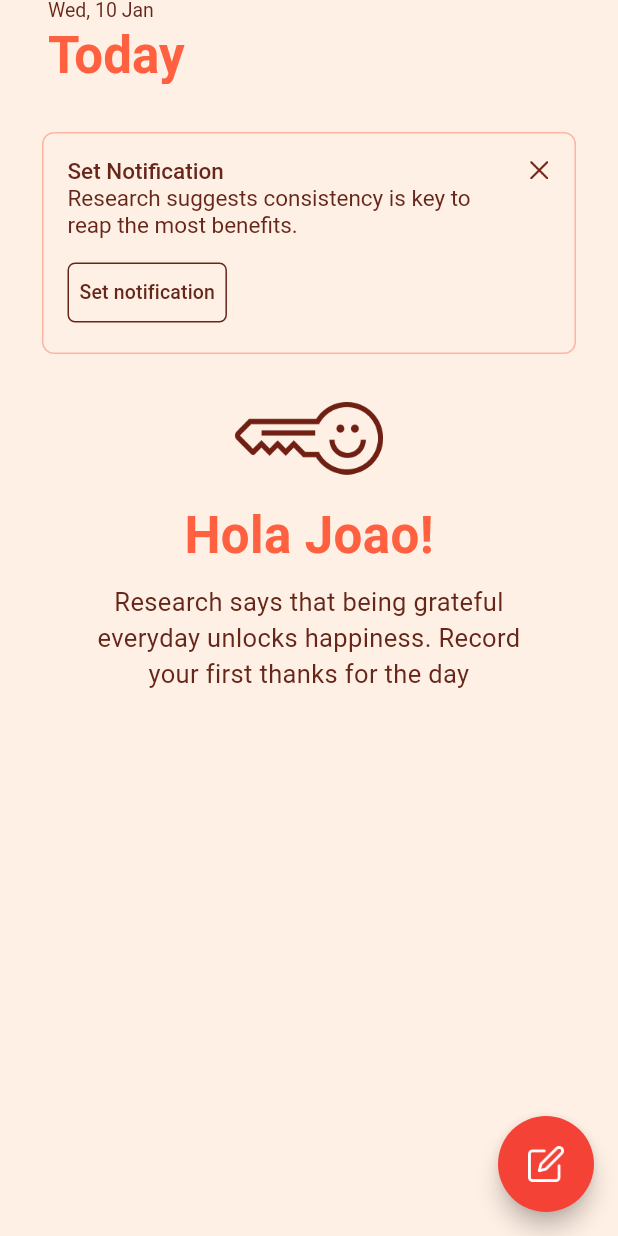
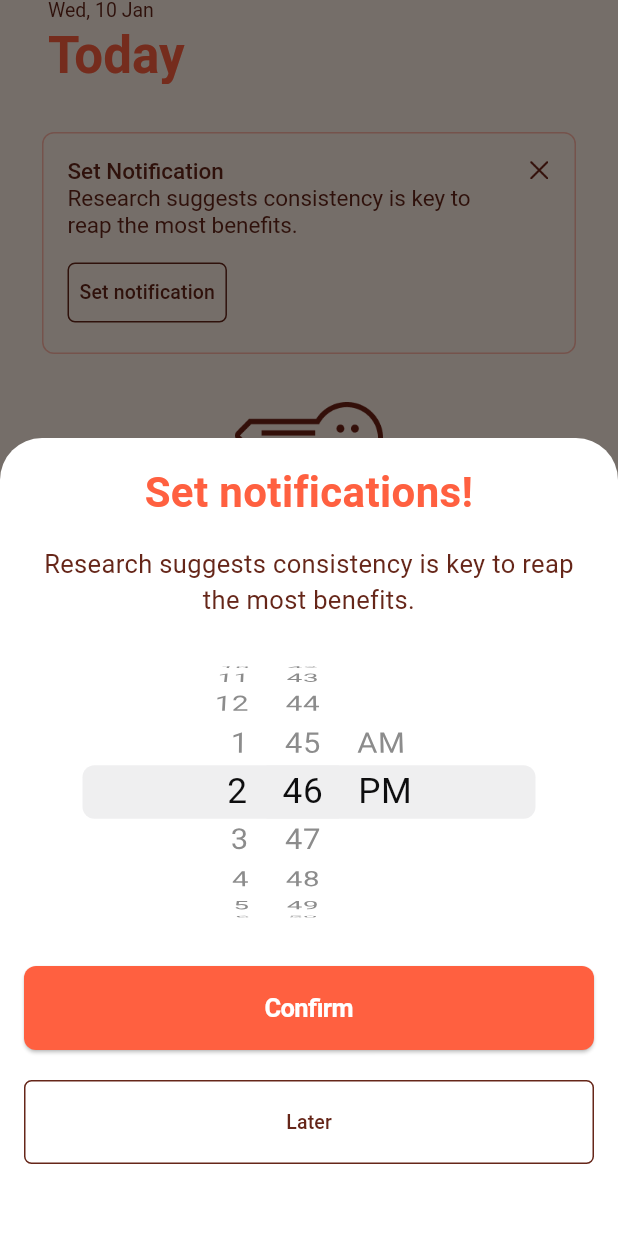
Before and after one commit to aravindkarthik96/tinylogs, a Flutter app: the TodayPage screen opened directly, after a tap on "Set notification", on a phone screen of 412 x 824 dp. Run offline on Flutter 3.47's test engine with Material 3 defaults, Android fonts, the phone set to English and light mode, and no system bars; our stand-ins replace flutter_local_notifications, flutter_native_timezone, share, shared_preferences, sqflite, sqflite_common_ffi and 1 more; accounts and stored records are empty; Roboto replaces fonts that are missing (SF Pro Display, SF Pro Text).

Commit message:
added notification scheduling

```diff
--- /dev/null
+++ b/lib/commons/notifications/NotificationPopup.dart
@@ -0,0 +1,119 @@
+import 'dart:ui';
+
+import 'package:flutter/cupertino.dart';
+import 'package:flutter/material.dart';
+import 'package:tinylogs/commons/notifications/NotificationsHelper.dart';
+
+void showNotificationPopup(BuildContext context) {
+  DateTime selectedTime = DateTime.now();
+  showModalBottomSheet(
+    context: context,
+    backgroundColor: Colors.white,
+    isScrollControlled: true,
+    builder: (BuildContext context) {
+      return Wrap(
+        children: <Widget>[
+          SingleChildScrollView(
+            child: Padding(
+              padding: const EdgeInsets.all(16.0),
+              child: Column(
+                mainAxisSize: MainAxisSize.min,
+                crossAxisAlignment: CrossAxisAlignment.center,
+                children: <Widget>[
+                  const Text(
+                    'Set notifications!',
+                    style: TextStyle(
+                      fontFamily: "SF Pro Display",
+                      fontSize: 28,
+                      fontWeight: FontWeight.w700,
+                      color: Color(0xFFFF6040),
+                    ),
+                    textAlign: TextAlign.center,
+                  ),
+                  const SizedBox(height: 16),
+                  const Text(
+                    'Research suggests consistency is key to reap the most benefits.',
+                    style: TextStyle(
+                      fontFamily: "SF Pro Text",
+                      color: Color(0xFF662619),
+                      fontWeight: FontWeight.w400,
+                      fontSize: 17.0,
+                      height: 1.4,
+                    ),
+                    textAlign: TextAlign.center,
+                  ),
+                  const SizedBox(height: 16),
+                  SizedBox(
+                    height: 200,
+                    child: CupertinoDatePicker(
+                      mode: CupertinoDatePickerMode.time,
+                      use24hFormat: false,
+                      onDateTimeChanged: (DateTime newTime) {
+                        selectedTime = newTime;
+                      },
+                    ),
+                  ),
+                  const SizedBox(height: 16),
+                  ElevatedButton(
+                    onPressed: () {
+                      NotificationsHelper().scheduleDailyNotification(
+                        TimeOfDay.fromDateTime(selectedTime),
+                        "tinylogs: Daily Reminder",
+                        "Don\'t forget to log your gratitude today!",
+                      );
+                      Navigator.pop(context);
+                    },
+                    style: ElevatedButton.styleFrom(
+                      foregroundColor: Colors.white,
+                      backgroundColor: const Color(0xFFFF6040),
+                      shape: RoundedRectangleBorder(
+                        borderRadius: BorderRadius.circular(8),
+                      ),
+                      minimumSize: const Size(double.infinity, 56),
+                      textStyle: const TextStyle(
+                        fontSize: 17,
+                        fontWeight: FontWeight.bold,
+                        letterSpacing: -0.408,
+                      ),
+                    ),
+                    child: const Text("Confirm"),
+                  ),
+                  const SizedBox(height: 20),
+                  TextButton(
+                    onPressed: () {
+                      Navigator.pop(context);
+                    },
+                    style: ButtonStyle(
+                      backgroundColor:
+                          MaterialStateProperty.all(Colors.transparent),
+                      padding: MaterialStateProperty.all(
+                          const EdgeInsets.fromLTRB(8, 0, 8, 0)),
+                      shape: MaterialStateProperty.all(RoundedRectangleBorder(
+                        borderRadius: BorderRadius.circular(5),
+                        side: const BorderSide(
+                            color: Color(0xFF662619), width: 1),
+                      )),
+                      minimumSize: MaterialStateProperty.all(
+                        const Size(double.infinity, 56),
+                      ),
+                    ),
+                    child: const Text(
+                      'Later',
+                      style: TextStyle(
+                        fontFamily: "SF Pro Display",
+                        fontSize: 13,
+                        fontWeight: FontWeight.w500,
+                        color: Color(0xFF662619),
+                      ),
+                    ),
+                  ),
+                  const SizedBox(height: 32),
+                ],
+              ),
+            ),
+          ),
+        ],
+      );
+    },
+  );
+}
--- a/lib/screens/TinyLogsAddLogPage.dart
+++ b/lib/screens/TinyLogsAddLogPage.dart
@@ -1,12 +1,12 @@
 import 'package:flutter/material.dart';
 import 'package:intl/intl.dart';
 import 'package:share/share.dart';
-import 'package:tinylogs/data/user_preferences/OnboardingPreferences.dart';
 import 'package:tinylogs/screens/home/TinyLogsHomePage.dart'
     show TinyLogsHomePage;
 
 import '../data/logs_data/DatabaseHelper.dart';
 import '../data/logs_data/LogEntry.dart';
+import '../data/onboarding/OnboardingPreferences.dart';
 
 class TinyLogsAddLogPage extends StatefulWidget {
   final LogEntry? logEntry;
--- a/lib/screens/TinyLogsSplashScreen.dart
+++ b/lib/screens/TinyLogsSplashScreen.dart
@@ -2,7 +2,7 @@ import 'package:flutter/material.dart';
 import 'package:tinylogs/screens/home/TinyLogsHomePage.dart';
 import 'package:tinylogs/screens/TinyLogsOnboardingPage.dart';
 
-import '../data/user_preferences/OnboardingPreferences.dart';
+import '../data/onboarding/OnboardingPreferences.dart';
 
 class TinyLogsSplashScreen extends StatefulWidget {
   const TinyLogsSplashScreen({super.key});
--- a/lib/screens/home/tabs/TodayPage.dart
+++ b/lib/screens/home/tabs/TodayPage.dart
@@ -1,11 +1,12 @@
 import 'package:flutter/material.dart';
 import 'package:intl/intl.dart';
 import 'package:tinylogs/data/logs_data/DatabaseHelper.dart';
-import 'package:tinylogs/data/user_preferences/NotificationsPreferences.dart';
 import 'package:tinylogs/screens/TinyLogsAddLogPage.dart';
 
 import '../../../commons/Shadows.dart';
+import '../../../commons/notifications/NotificationPopup.dart';
 import '../../../data/logs_data/LogEntry.dart';
+import '../../../data/notifications/NotificationsPreferences.dart';
 
 class TodayPage extends StatefulWidget {
   const TodayPage({super.key});
@@ -21,8 +22,8 @@ class _TodayPageState extends State<TodayPage> {
 
   @override
   void initState() {
+    loadLogs();
     super.initState();
-    loadLogs();
     _loadNotificationStatus();
   }
 
@@ -267,7 +268,9 @@ class _TodayPageState extends State<TodayPage> {
                       height: 12,
                     ),
                     TextButton(
-                      onPressed: () {},
+                      onPressed: () {
+                        showNotificationPopup(context);
+                      },
                       style: ButtonStyle(
                         backgroundColor:
                             MaterialStateProperty.all(Colors.transparent),
--- a/pubspec.yaml
+++ b/pubspec.yaml
@@ -16,7 +16,10 @@ dependencies:
   sqflite: ^2.3.0
   sqflite_common_ffi: 2.3.2
   shared_preferences: ^2.0.6
+  flutter_local_notifications: 16.3.0
   share: ^2.0.4
+  flutter_native_timezone: 2.0.0
+
 
 dev_dependencies:
   flutter_test:
```
Also changed, not shown: lib/commons/notifications/NotificationsHelper.dart (added, +102 -0 lines), lib/main.dart (+11 -2 lines), lib/data/notifications/NotificationsPreferences.dart (renamed from lib/data/user_preferences/NotificationsPreferences.dart), lib/data/onboarding/OnboardingPreferences.dart (renamed from lib/data/user_preferences/OnboardingPreferences.dart), pubspec.lock, 1 other file.
